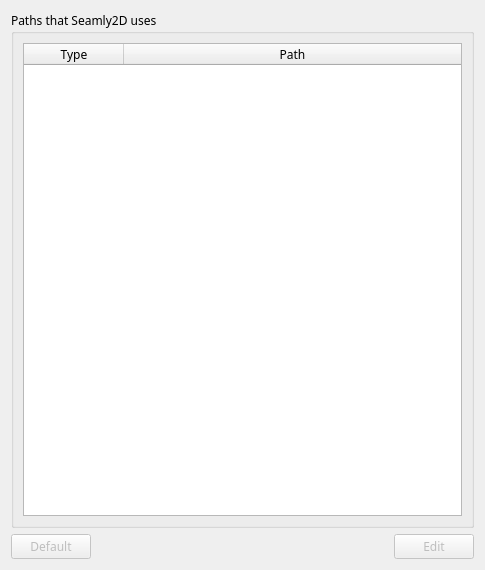
Old version of the form src/app/seamly2d/dialogs/configpages/preferencespathpage.ui in the repository FashionFreedom/Seamly2D.
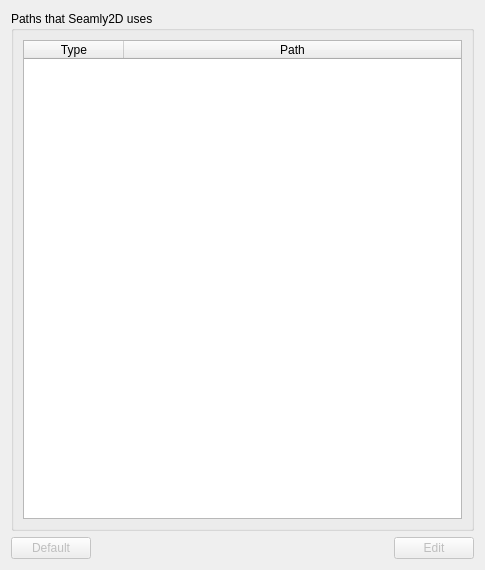
New version of the form.

Commit message:
mac: remove all references to MS Shell Dlg
This is a font only available on windows, remove it from the ui files
to use the default font.

Fixes the error

Populating font family aliases took xxx ms.Replace uses of missing
font family "MS Shell Dlg 2" with one that exists to avoid this cost.

```diff
--- a/src/app/seamly2d/dialogs/configpages/preferencespathpage.ui
+++ b/src/app/seamly2d/dialogs/configpages/preferencespathpage.ui
@@ -30,7 +30,6 @@
     <widget class="QGroupBox" name="groupBox">
      <property name="font">
       <font>
-       <family>MS Shell Dlg 2 UI</family>
        <pointsize>9</pointsize>
       </font>
      </property>
@@ -88,7 +87,6 @@
        </property>
        <property name="font">
         <font>
-         <family>MS Shell Dlg 2 UI</family>
          <pointsize>9</pointsize>
         </font>
        </property>
@@ -123,7 +121,6 @@
        </property>
        <property name="font">
         <font>
-         <family>MS Shell Dlg 2 UI</family>
          <pointsize>9</pointsize>
         </font>
        </property>
```
The commit also changes 27 other files.
